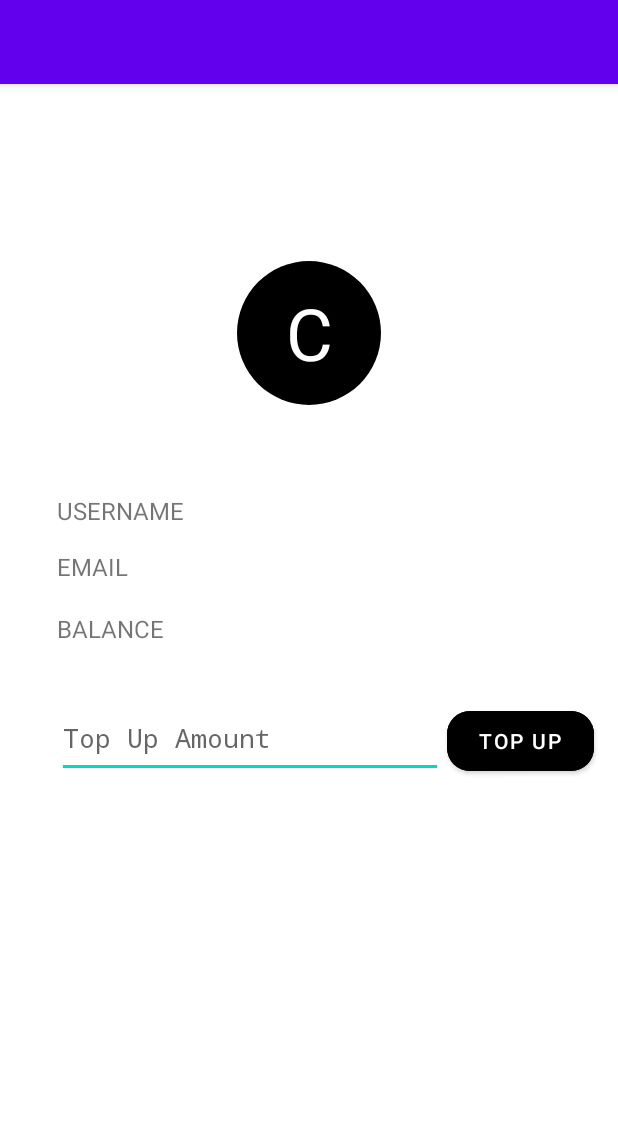
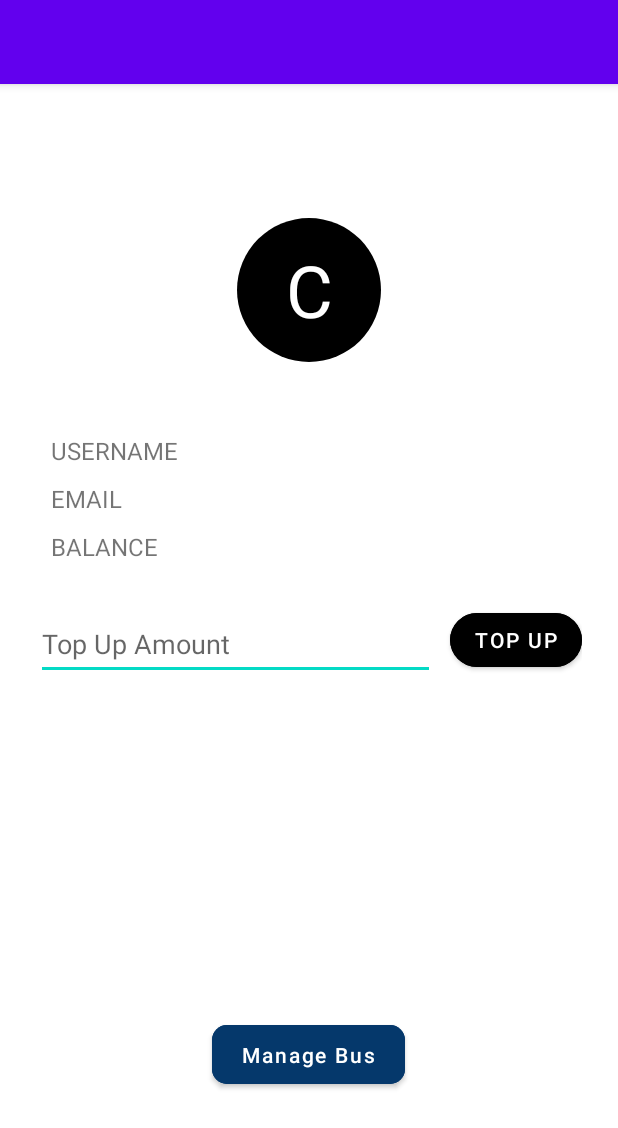
Before and after one commit to XVORD/JBus-android, an Android app: the AboutMeActivity screen opened directly, with no data from a screen before it, on a phone screen of 412 x 824 dp. Shown: the top 1128 px of the screen. Run offline under Robolectric (Android 15) with nearby library versions, the phone set to English and light mode, and no system bars; 6 statements that could not run were skipped.

Commit message:
PT09 - Menyelesaikan bagian 2 PT09

```diff
--- a/app/src/main/java/com/ChristopherSatyaFredellaBalakosaJBusER/jbus_android/AboutMeActivity.java
+++ b/app/src/main/java/com/ChristopherSatyaFredellaBalakosaJBusER/jbus_android/AboutMeActivity.java
@@ -5,8 +5,10 @@ import static com.ChristopherSatyaFredellaBalakosaJBusER.jbus_android.LoginActiv
 import androidx.appcompat.app.AppCompatActivity;
 
 import android.content.Context;
+import android.content.Intent;
 import android.os.Bundle;
 import android.text.method.TextKeyListener;
+import android.view.View;
 import android.widget.Button;
 import android.widget.TextView;
 import android.widget.Toast;
@@ -21,7 +23,8 @@ import retrofit2.Callback;
 import retrofit2.Response;
 
 public class AboutMeActivity extends AppCompatActivity {
-    private TextView initial,username,email,balance, TopUp, tombol_topup = null;
+    private TextView initial,username,email,balance, TopUp, tombol_topup, not_Registered, textview_not, textview_yes= null;
+    private Button Registered = null;
     private BaseApiService mApiService;
     private Context mContext;
     @Override
@@ -35,14 +38,41 @@ public class AboutMeActivity extends AppCompatActivity {
         initial = findViewById(R.id.initial);
         username = findViewById(R.id.username);
         email = findViewById(R.id.email);
+
         balance = findViewById(R.id.balance);
-        TopUp = findViewById(R.id.TopUP);
+        TopUp = findViewById(R.id.TopUp);
         tombol_topup = findViewById(R.id.tombol_topup);
         tombol_topup.setOnClickListener(v -> handleTopup());
+
         username.setText(loggedAccount.name);
         email.setText(loggedAccount.email);
+
         Double strdouble = new Double(loggedAccount.balance);
         balance.setText(strdouble.toString());
+
+        not_Registered = findViewById(R.id.not_Registered);
+        textview_not = findViewById(R.id.textview_not);
+        Registered = findViewById(R.id.Registered);
+        textview_yes = findViewById(R.id.textview_yes);
+
+        if(loggedAccount.company == null){
+            not_Registered.setVisibility(View.VISIBLE);
+            textview_not.setVisibility(View.VISIBLE);
+            Registered.setVisibility(View.INVISIBLE);
+            textview_yes.setVisibility(View.INVISIBLE);
+            not_Registered.setOnClickListener(v-> {moveActivity(this, RegisterRenterActivity.class);});
+        }
+        if (loggedAccount.company != null){
+            Registered.setVisibility(View.VISIBLE);
+            textview_yes.setVisibility(View.VISIBLE);
+            not_Registered.setVisibility(View.INVISIBLE);
+            textview_not.setVisibility(View.INVISIBLE);
+            Registered.setOnClickListener(v-> {moveActivity(this, ManageBusActivity.class);});
+        }
+    }
+    private void moveActivity(Context ctx, Class<?> cls){
+        Intent intent = new Intent(ctx, cls);
+        startActivity(intent);
     }
     protected void handleTopup() {
         String topUpS = TopUp.getText().toString();
@@ -74,4 +104,8 @@ public class AboutMeActivity extends AppCompatActivity {
             }
         });
     }
+
+    protected void handleRenter(){
+
+    }
 }
--- a/app/src/main/java/com/ChristopherSatyaFredellaBalakosaJBusER/jbus_android/LoginActivity.java
+++ b/app/src/main/java/com/ChristopherSatyaFredellaBalakosaJBusER/jbus_android/LoginActivity.java
@@ -35,6 +35,8 @@ public class LoginActivity extends AppCompatActivity {
         mApiService = UtilsApi.getApiService();
         daftar_sekarang = findViewById(R.id.daftar_sekarang);
         tombol_login = findViewById(R.id.tombol_login);
+        email = findViewById(R.id.Email);
+        password = findViewById(R.id.Password);
 
         tombol_login.setOnClickListener(v -> handleLogin());
         daftar_sekarang.setOnClickListener(v-> {
--- a/app/src/main/java/com/ChristopherSatyaFredellaBalakosaJBusER/jbus_android/request/BaseApiService.java
+++ b/app/src/main/java/com/ChristopherSatyaFredellaBalakosaJBusER/jbus_android/request/BaseApiService.java
@@ -2,6 +2,7 @@ package com.ChristopherSatyaFredellaBalakosaJBusER.jbus_android.request;
 
 import com.ChristopherSatyaFredellaBalakosaJBusER.jbus_android.model.Account;
 import com.ChristopherSatyaFredellaBalakosaJBusER.jbus_android.model.BaseResponse;
+import com.ChristopherSatyaFredellaBalakosaJBusER.jbus_android.model.Renter;
 
 import retrofit2.Call;
 import retrofit2.http.GET;
@@ -28,4 +29,12 @@ public interface BaseApiService {
             @Path("id") int id,
             @Query("amount") double amount
     );
+
+    @POST("account/{id}/registerRenter")
+    Call<BaseResponse<Renter>> registerRenter(
+            @Path("id") int id,
+            @Query("companyName") String companyName,
+            @Query("address") String address,
+            @Query("phoneNumber") String phoneNumber
+    );
 }
--- /dev/null
+++ b/app/src/main/res/drawable/baseline_arrow_forward_24.xml
@@ -0,0 +1,5 @@
+<vector android:autoMirrored="true" android:height="24dp"
+    android:tint="#5FA93E" android:viewportHeight="24"
+    android:viewportWidth="24" android:width="24dp" xmlns:android="http://schemas.android.com/apk/res/android">
+    <path android:fillColor="@android:color/white" android:pathData="M12,4l-1.41,1.41L16.17,11H4v2h12.17l-5.58,5.59L12,20l8,-8z"/>
+</vector>
--- /dev/null
+++ b/app/src/main/res/drawable/baseline_calendar_month_24.xml
@@ -0,0 +1,5 @@
+<vector android:height="24dp" android:tint="#5FA93E"
+    android:viewportHeight="24" android:viewportWidth="24"
+    android:width="24dp" xmlns:android="http://schemas.android.com/apk/res/android">
+    <path android:fillColor="@android:color/white" android:pathData="M19,4h-1V2h-2v2H8V2H6v2H5C3.89,4 3.01,4.9 3.01,6L3,20c0,1.1 0.89,2 2,2h14c1.1,0 2,-0.9 2,-2V6C21,4.9 20.1,4 19,4zM19,20H5V10h14V20zM9,14H7v-2h2V14zM13,14h-2v-2h2V14zM17,14h-2v-2h2V14zM9,18H7v-2h2V18zM13,18h-2v-2h2V18zM17,18h-2v-2h2V18z"/>
+</vector>
--- /dev/null
+++ b/app/src/main/res/drawable/baseline_directions_bus_24.xml
@@ -0,0 +1,5 @@
+<vector android:height="24dp" android:tint="#5FA93E"
+    android:viewportHeight="24" android:viewportWidth="24"
+    android:width="24dp" xmlns:android="http://schemas.android.com/apk/res/android">
+    <path android:fillColor="@android:color/white" android:pathData="M4,16c0,0.88 0.39,1.67 1,2.22L5,20c0,0.55 0.45,1 1,1h1c0.55,0 1,-0.45 1,-1v-1h8v1c0,0.55 0.45,1 1,1h1c0.55,0 1,-0.45 1,-1v-1.78c0.61,-0.55 1,-1.34 1,-2.22L20,6c0,-3.5 -3.58,-4 -8,-4s-8,0.5 -8,4v10zM7.5,17c-0.83,0 -1.5,-0.67 -1.5,-1.5S6.67,14 7.5,14s1.5,0.67 1.5,1.5S8.33,17 7.5,17zM16.5,17c-0.83,0 -1.5,-0.67 -1.5,-1.5s0.67,-1.5 1.5,-1.5 1.5,0.67 1.5,1.5 -0.67,1.5 -1.5,1.5zM18,11L6,11L6,6h12v5z"/>
+</vector>
--- /dev/null
+++ b/app/src/main/res/drawable/baseline_home_24.xml
@@ -0,0 +1,5 @@
+<vector android:height="24dp" android:tint="#5FA93E"
+    android:viewportHeight="24" android:viewportWidth="24"
+    android:width="24dp" xmlns:android="http://schemas.android.com/apk/res/android">
+    <path android:fillColor="@android:color/white" android:pathData="M10,20v-6h4v6h5v-8h3L12,3 2,12h3v8z"/>
+</vector>
--- a/app/src/main/res/layout/activity_about_me.xml
+++ b/app/src/main/res/layout/activity_about_me.xml
@@ -1,10 +1,12 @@
 <?xml version="1.0" encoding="utf-8"?>
-<androidx.constraintlayout.widget.ConstraintLayout
+<LinearLayout
     xmlns:android="http://schemas.android.com/apk/res/android"
     xmlns:app="http://schemas.android.com/apk/res-auto"
     xmlns:tools="http://schemas.android.com/tools"
     android:layout_width="match_parent"
     android:layout_height="match_parent"
+    android:orientation="vertical"
+    android:gravity="center"
     tools:context=".AboutMeActivity">
 
     <TextView
@@ -17,121 +19,172 @@
         android:gravity="center"
         android:text="C"
         android:textColor="@color/white"
-        android:textSize="48sp"
-        app:layout_constraintBottom_toBottomOf="parent"
-        app:layout_constraintEnd_toEndOf="parent"
-        app:layout_constraintHorizontal_bias="0.501"
-        app:layout_constraintStart_toStartOf="parent"
-        app:layout_constraintTop_toTopOf="parent"
-        app:layout_constraintVertical_bias="0.151" />
+        android:textSize="48dp"
+        android:layout_gravity="center_horizontal"/>
+
+    <LinearLayout
+        android:layout_width="match_parent"
+        android:layout_height="wrap_content"
+        android:orientation="vertical"
+        android:layout_marginHorizontal="24dp"
+        android:layout_marginVertical="24dp">
+
+        <LinearLayout
+            android:layout_width="match_parent"
+            android:layout_height="wrap_content"
+            android:layout_marginBottom="10dp"
+            android:orientation="horizontal">
 
             <TextView
                 android:layout_width="120dp"
                 android:layout_height="wrap_content"
-        android:text="USERNAME"
+                android:layout_marginLeft="10dp"
                 android:textSize="16sp"
-        app:layout_constraintBottom_toBottomOf="parent"
-        app:layout_constraintEnd_toEndOf="parent"
-        app:layout_constraintHorizontal_bias="0.13"
-        app:layout_constraintStart_toStartOf="parent"
-        app:layout_constraintTop_toTopOf="parent"
-        app:layout_constraintVertical_bias="0.366" />
+                android:text="USERNAME" />
+
+            <TextView
+                android:id="@+id/username"
+                android:layout_width="wrap_content"
+                android:layout_height="wrap_content"
+                android:gravity="right"
+                android:textSize="16sp"
+                android:textColor="@color/black"
+                tools:text="-" />
+        </LinearLayout>
+
+        <LinearLayout
+            android:layout_width="match_parent"
+            android:layout_height="wrap_content"
+            android:layout_marginBottom="10dp"
+            android:orientation="horizontal">
+
+            <TextView
+                android:layout_width="120dp"
+                android:layout_height="wrap_content"
+                android:layout_marginLeft="10dp"
+                android:textSize="16sp"
+                android:text="EMAIL" />
 
             <TextView
                 android:id="@+id/email"
                 android:layout_width="wrap_content"
                 android:layout_height="wrap_content"
-        android:gravity="end"
+                android:gravity="right"
+                android:textSize="16sp"
                 android:textColor="@color/black"
-        android:textSize="16sp"
-        app:layout_constraintBottom_toBottomOf="parent"
-        app:layout_constraintEnd_toEndOf="parent"
-        app:layout_constraintHorizontal_bias="0.376"
-        app:layout_constraintStart_toStartOf="parent"
-        app:layout_constraintTop_toTopOf="parent"
-        app:layout_constraintVertical_bias="0.416"
                 tools:text="-" />
+        </LinearLayout>
 
-    <TextView
-        android:id="@+id/username"
-        android:layout_width="wrap_content"
+        <LinearLayout
+            android:layout_width="match_parent"
             android:layout_height="wrap_content"
-        android:gravity="end"
-        android:textColor="@color/black"
-        android:textSize="16sp"
-        app:layout_constraintBottom_toBottomOf="parent"
-        app:layout_constraintEnd_toEndOf="parent"
-        app:layout_constraintHorizontal_bias="0.418"
-        app:layout_constraintStart_toStartOf="parent"
-        app:layout_constraintTop_toTopOf="parent"
-        app:layout_constraintVertical_bias="0.366"
-        tools:text="-" />
+            android:layout_marginBottom="10dp"
+            android:orientation="horizontal">
 
             <TextView
                 android:layout_width="120dp"
                 android:layout_height="wrap_content"
-        android:text="EMAIL"
+                android:layout_marginLeft="10dp"
                 android:textSize="16sp"
-        app:layout_constraintBottom_toBottomOf="parent"
-        app:layout_constraintEnd_toEndOf="parent"
-        app:layout_constraintHorizontal_bias="0.13"
-        app:layout_constraintStart_toStartOf="parent"
-        app:layout_constraintTop_toTopOf="parent"
-        app:layout_constraintVertical_bias="0.416" />
-
-    <TextView
-        android:layout_width="120dp"
-        android:layout_height="wrap_content"
-        android:text="BALANCE"
-        android:textSize="16sp"
-        app:layout_constraintBottom_toBottomOf="parent"
-        app:layout_constraintEnd_toEndOf="parent"
-        app:layout_constraintHorizontal_bias="0.13"
-        app:layout_constraintStart_toStartOf="parent"
-        app:layout_constraintTop_toTopOf="parent"
-        app:layout_constraintVertical_bias="0.472" />
+                android:text="BALANCE" />
 
             <TextView
                 android:id="@+id/balance"
                 android:layout_width="wrap_content"
                 android:layout_height="wrap_content"
-        android:gravity="end"
+                android:gravity="right"
+                android:textSize="16sp"
+                android:textColor="@color/black"
+                tools:text="-" />
+        </LinearLayout>
+
+        <LinearLayout
+            android:layout_width="match_parent"
+            android:layout_height="wrap_content"
+            android:orientation="horizontal"
+            android:layout_marginBottom="20dp">
+
+            <EditText
+                android:id="@+id/TopUp"
+                android:layout_width="0dp"
+                android:layout_height="48dp"
+                android:layout_weight="1"
+                android:layout_marginTop="20dp"
+                android:layout_marginEnd="10dp"
+                android:layout_marginBottom="20dp"
+                android:hint="Top Up Amount"
+                android:inputType="number" />
+            <Button
+                android:id="@+id/tombol_topup"
+                android:layout_width="wrap_content"
+                android:layout_height="wrap_content"
+                android:layout_marginTop="16dp"
+                android:text="TOP UP"
+                android:textAllCaps="false"
+                app:cornerRadius="21dp"
+                android:textColor="@color/white"
+                android:backgroundTint="@color/black"/>
+        </LinearLayout>
+    </LinearLayout>
+
+    <LinearLayout
+        android:layout_width="match_parent"
+        android:layout_height="wrap_content"
+        android:orientation="vertical"
+        android:padding="30dp">
+
+        <TextView
+        android:id="@+id/textview_yes"
+        android:layout_width="match_parent"
+        android:layout_height="wrap_content"
+        android:layout_marginHorizontal="20dp"
+        android:fontFamily="monospace"
+        android:gravity="center"
+        android:paddingTop="10dp"
+        android:textSize="10sp"
+        tools:text="You're Already Registered As A Renter" />
+
+        <TextView
+            android:id="@+id/not_Registered"
+            android:layout_width="wrap_content"
+            android:layout_height="wrap_content"
+            android:layout_gravity="center"
+            android:gravity="center_horizontal"
+            android:textAllCaps="false"
             android:textColor="@color/black"
             android:textSize="16sp"
-        app:layout_constraintBottom_toBottomOf="parent"
-        app:layout_constraintEnd_toEndOf="parent"
-        app:layout_constraintHorizontal_bias="0.376"
-        app:layout_constraintStart_toStartOf="parent"
-        app:layout_constraintTop_toTopOf="parent"
-        app:layout_constraintVertical_bias="0.472"
-        tools:text="-" />
+            android:textStyle="bold"
+            tools:text="Register Your Company" />
+    </LinearLayout>
+    <LinearLayout
+        android:layout_width="match_parent"
+        android:layout_height="wrap_content"
+        android:orientation="vertical"
+        android:padding="30dp">
 
-    <EditText
-        android:id="@+id/TopUP"
-        android:layout_width="257dp"
-        android:layout_height="53dp"
+        <TextView
+            android:id="@+id/textview_not"
+            android:layout_width="match_parent"
+            android:layout_height="wrap_content"
+            android:layout_marginHorizontal="20dp"
             android:fontFamily="monospace"
-        android:hint="Top Up Amount"
-        android:inputType="number"
-        app:layout_constraintBottom_toBottomOf="parent"
-        app:layout_constraintEnd_toEndOf="parent"
-        app:layout_constraintHorizontal_bias="0.246"
-        app:layout_constraintStart_toStartOf="parent"
-        app:layout_constraintTop_toTopOf="parent"
-        app:layout_constraintVertical_bias="0.573" />
+            android:gravity="center"
+            android:paddingTop="10dp"
+            android:textSize="10sp"
+            tools:text="You're Not Registered As A Renter" />
 
         <Button
-        android:id="@+id/tombol_topup"
-        android:layout_width="98dp"
-        android:layout_height="52dp"
-        android:text="TOP UP"
-        android:backgroundTint="@color/black"
-        app:cornerRadius="15dp"
-        app:layout_constraintBottom_toBottomOf="parent"
-        app:layout_constraintEnd_toEndOf="parent"
-        app:layout_constraintHorizontal_bias="0.948"
-        app:layout_constraintStart_toStartOf="parent"
-        app:layout_constraintTop_toTopOf="parent"
-        app:layout_constraintVertical_bias="0.575" />
+            android:id="@+id/Registered"
+            android:layout_width="wrap_content"
+            android:layout_height="wrap_content"
+            android:layout_gravity="center_horizontal"
+            android:backgroundTint="#05386B"
+            android:paddingHorizontal="20dp"
+            android:paddingVertical="10dp"
+            android:text="Manage Bus"
+            android:textAllCaps="false"
+            android:textColor="@color/white"
+            app:cornerRadius="10dp" />
 
-</androidx.constraintlayout.widget.ConstraintLayout>
+    </LinearLayout>
+</LinearLayout>
--- a/app/src/main/res/layout/activity_main.xml
+++ b/app/src/main/res/layout/activity_main.xml
@@ -10,7 +10,7 @@
 
     <TextView
         android:layout_width="wrap_content"
-        android:layout_height="wrap_content"
+        android:layout_height="100dp"
         android:fontFamily="monospace"
         android:gravity="center"
         android:text="🚌💨"
@@ -20,7 +20,7 @@
     <ListView
         android:id="@+id/listview_main"
         android:layout_width="match_parent"
-        android:layout_height="573dp" />
+        android:layout_height="361dp" />
     <LinearLayout
         android:id="@+id/pagination_footer"
         android:layout_width="match_parent"
```
Also changed, not shown: app/src/main/AndroidManifest.xml (+10 -1 lines), app/src/main/java/com/ChristopherSatyaFredellaBalakosaJBusER/jbus_android/ManageBusActivity.java (added, +15 -0 lines), app/src/main/java/com/ChristopherSatyaFredellaBalakosaJBusER/jbus_android/RegisterRenterActivity.java (added, +14 -0 lines), app/src/main/res/layout/activity_manage_bus.xml (added, +9 -0 lines), app/src/main/res/layout/activity_register_renter.xml (added, +77 -0 lines). Lines whose indentation alone changed are shown as unchanged.
